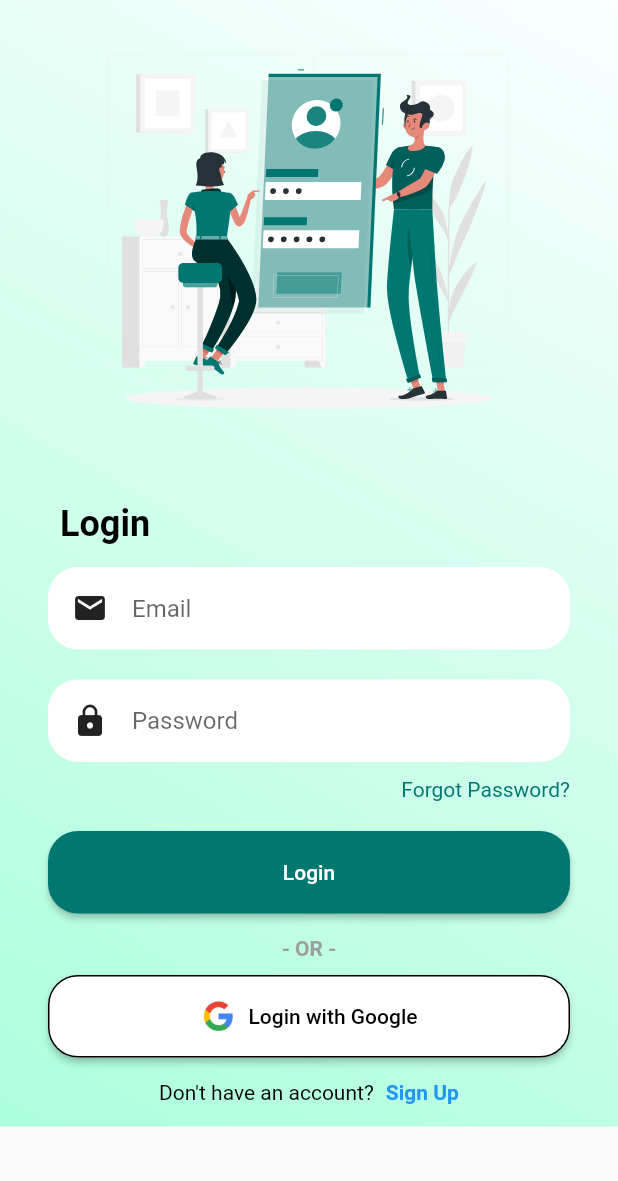
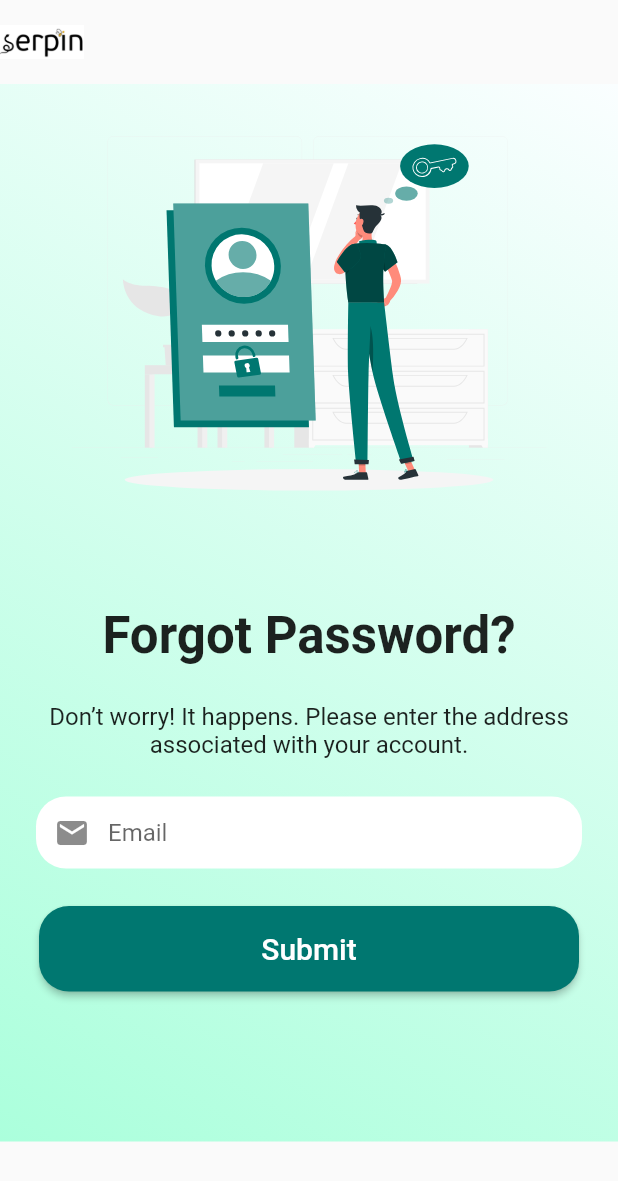
Before and after one commit to BuddhinSaroj/SerpIn-Frontend_Dev, a Flutter app: the LoginScreen screen opened directly, after a tap on "Forgot Password?", on a phone screen of 412 x 824 dp. Shown: the top 1181 px of the screen. Run offline on Flutter 3.47's test engine with Material 2 defaults, Android fonts, the light colour scheme and no system bars; our stand-ins replace flutter_svg.

Commit message:
forgot password screen added

```diff
--- /dev/null
+++ b/lib/forgot_password.dart
@@ -0,0 +1,110 @@
+import 'package:flutter/material.dart';
+import 'package:flutter_svg/svg.dart';
+
+class ForgotPasswordScreen extends StatelessWidget {
+  const ForgotPasswordScreen({Key? key}) : super(key: key);
+
+  @override
+  Widget build(BuildContext context) {
+    return SafeArea(
+      child: Scaffold(
+        appBar: AppBar(
+          backgroundColor: Colors.transparent,
+          elevation: 0,
+          leading: Image.asset(
+            'assets/logo.png',
+            width: 100,
+            height: 26,
+          ),
+        ),
+        body: Container(
+          decoration: const BoxDecoration(
+            gradient: LinearGradient(
+              colors: [
+                Color(0xFFABFFDC),
+                Color(0xFFFAFEFF),
+              ],
+              begin: Alignment.bottomLeft,
+              end: Alignment.topRight,
+            ),
+          ),
+          child: SingleChildScrollView(
+            child: Column(
+              mainAxisAlignment: MainAxisAlignment.center,
+              children: [
+                SvgPicture.asset(
+                  'assets/forgot_password.svg',
+                  width: 317,
+                  height: 317,
+                ),
+                const SizedBox(height: 30),
+                const Text(
+                  'Forgot Password?',
+                  style: TextStyle(
+                    fontWeight: FontWeight.bold,
+                    fontSize: 34,
+                  ),
+                  textAlign: TextAlign.left,
+                ),
+                const SizedBox(height: 25),
+                const Text(
+                  'Don’t worry! It happens. Please enter the address associated with your account.',
+                  style: TextStyle(
+                    fontSize: 16,
+                  ),
+                  textAlign: TextAlign.center,
+                ),
+                const SizedBox(height: 25),
+                Padding(
+                  padding: const EdgeInsets.symmetric(horizontal: 24),
+                  child: TextFormField(
+                    keyboardType: TextInputType.emailAddress,
+                    decoration: InputDecoration(
+                      filled: true,
+                      fillColor: Colors.white,
+                      hintText: 'Email',
+                      contentPadding: const EdgeInsets.symmetric(
+                        horizontal: 16,
+                        vertical: 8,
+                      ),
+                      border: OutlineInputBorder(
+                        borderRadius: BorderRadius.circular(20),
+                      ),
+                      enabledBorder: OutlineInputBorder(
+                        borderRadius: BorderRadius.circular(20),
+                        borderSide: BorderSide.none,
+                      ),
+                      prefixIcon: const Icon(Icons.email),
+                    ),
+                  ),
+                ),
+                const SizedBox(height: 25),
+                SizedBox(
+                  width: 360,
+                  height: 57,
+                  child: ElevatedButton(
+                    onPressed: () {},
+                    style: ElevatedButton.styleFrom(
+                      primary: const Color(0xFF007770),
+                      shape: RoundedRectangleBorder(
+                        borderRadius: BorderRadius.circular(20),
+                      ),
+                    ),
+                    child: const Text(
+                      'Submit',
+                      style: TextStyle(
+                        color: Colors.white,
+                        fontSize: 20,
+                      ),
+                    ),
+                  ),
+                ),
+                const SizedBox(height: 100),
+              ],
+            ),
+          ),
+        ),
+      ),
+    );
+  }
+}
--- a/lib/login_screen.dart
+++ b/lib/login_screen.dart
@@ -1,5 +1,6 @@
 import 'package:flutter/material.dart';
 import 'package:flutter_svg/flutter_svg.dart';
+import 'package:serpin_mobile_application/forgot_password.dart';
 
 class LoginScreen extends StatelessWidget {
   const LoginScreen({super.key});
@@ -110,6 +111,12 @@ class LoginScreen extends StatelessWidget {
                             child: InkWell(
                               onTap: () {
                                 // Forgot Password functionality
+                                Navigator.push(
+                                  context,
+                                  MaterialPageRoute(
+                                      builder: (context) =>
+                                          const ForgotPasswordScreen()),
+                                );
                               },
                               child: const Text(
                                 'Forgot Password?',
--- a/lib/sign_up_screen.dart
+++ b/lib/sign_up_screen.dart
@@ -10,7 +10,7 @@ class SignUpScreen extends StatelessWidget {
     return SafeArea(
       child: Scaffold(
         extendBodyBehindAppBar:
-            true, // Set this to true to extend the body behind the app bar
+            false, // Set this to true to extend the body behind the app bar
         appBar: PreferredSize(
           preferredSize:
               const Size.fromHeight(40.0), // Specify the desired height
--- a/pubspec.yaml
+++ b/pubspec.yaml
@@ -68,6 +68,7 @@ flutter:
     - assets/google_logo.png
     - assets/login_screen.svg
     - assets/welcome_screen.svg
+    - assets/forgot_password.svg
   #   - images/a_dot_ham.jpeg
 
   # An image asset can refer to one or more resolution-specific "variants", see
```
Also changed, not shown: lib/Services/service.dart (added, +28 -0 lines), lib/home_page.dart (+90 -0 lines), lib/main.dart (+10 -1 lines), assets/forgot_password.svg (added).
